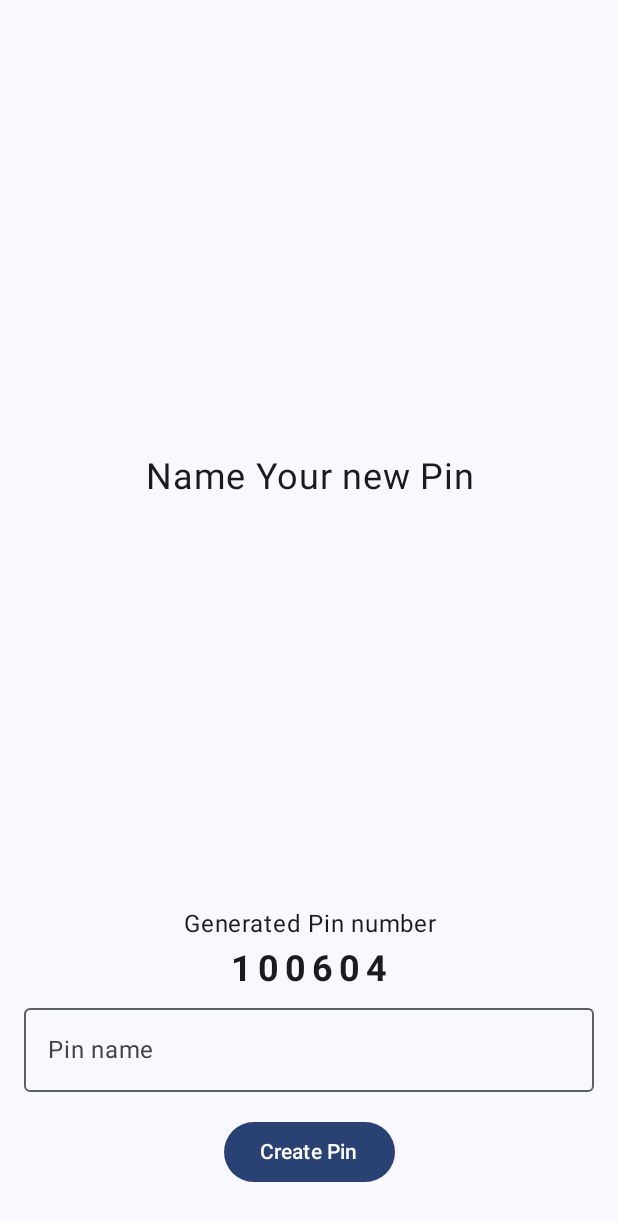
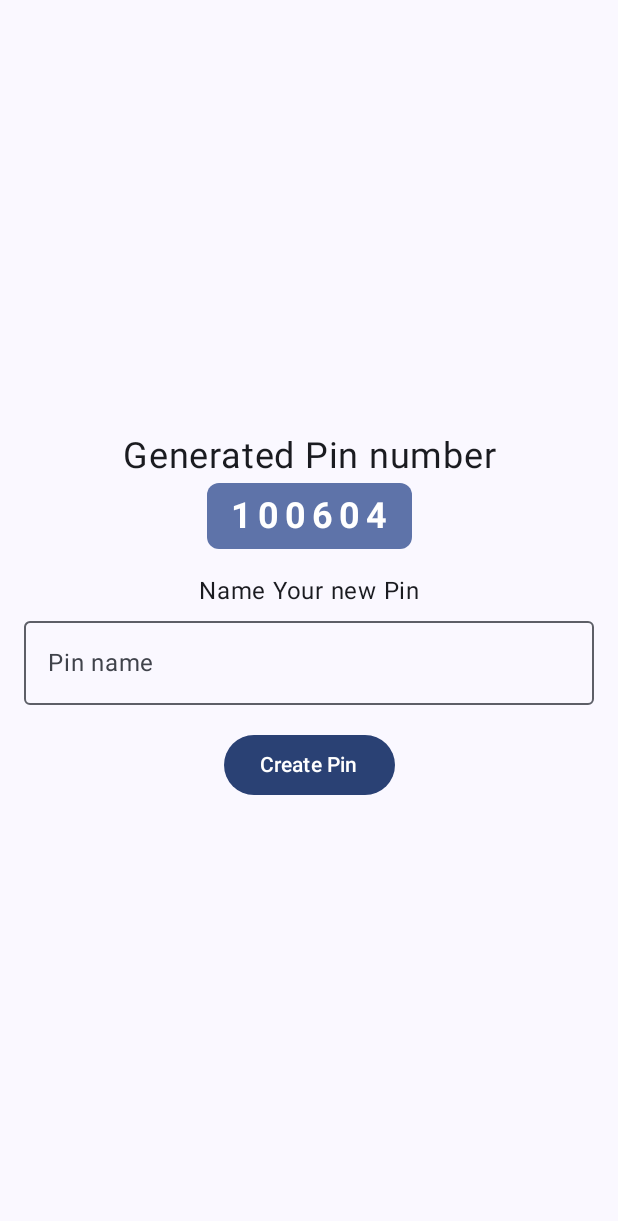
Before and after one commit to GulderBone/Unpintrested, an Android app built with Jetpack Compose: the AddPin screen opened through its navigation route, on a phone screen of 412 x 824 dp. Shown: the top 1221 px of the screen. Run offline under Robolectric (Android 15) with nearby library versions, the phone set to English and light mode, and no system bars; our stand-ins replace Dagger/Hilt's generated code.

Commit message:
ux and extracted strings

```diff
--- a/pin/presentation/src/main/java/com/gulderbone/pin/presentation/feature/addpin/AddPinScreen.kt
+++ b/pin/presentation/src/main/java/com/gulderbone/pin/presentation/feature/addpin/AddPinScreen.kt
@@ -1,6 +1,7 @@
 package com.gulderbone.pin.presentation.feature.addpin
 
 import android.widget.Toast
+import androidx.compose.foundation.background
 import androidx.compose.foundation.layout.Arrangement
 import androidx.compose.foundation.layout.Box
 import androidx.compose.foundation.layout.Column
@@ -8,29 +9,42 @@ import androidx.compose.foundation.layout.Spacer
 import androidx.compose.foundation.layout.fillMaxWidth
 import androidx.compose.foundation.layout.height
 import androidx.compose.foundation.layout.padding
+import androidx.compose.foundation.shape.RoundedCornerShape
+import androidx.compose.foundation.text.KeyboardActions
 import androidx.compose.foundation.text.KeyboardOptions
 import androidx.compose.material3.Button
+import androidx.compose.material3.MaterialTheme
 import androidx.compose.material3.OutlinedTextField
 import androidx.compose.material3.Text
 import androidx.compose.runtime.Composable
+import androidx.compose.runtime.LaunchedEffect
 import androidx.compose.runtime.getValue
 import androidx.compose.runtime.mutableLongStateOf
 import androidx.compose.runtime.mutableStateOf
+import androidx.compose.runtime.remember
 import androidx.compose.runtime.saveable.rememberSaveable
 import androidx.compose.runtime.setValue
 import androidx.compose.ui.Alignment
 import androidx.compose.ui.Modifier
+import androidx.compose.ui.focus.FocusRequester
+import androidx.compose.ui.focus.focusRequester
+import androidx.compose.ui.graphics.Color
 import androidx.compose.ui.platform.LocalContext
+import androidx.compose.ui.platform.LocalFocusManager
 import androidx.compose.ui.platform.LocalSoftwareKeyboardController
+import androidx.compose.ui.res.stringResource
 import androidx.compose.ui.text.font.FontWeight
+import androidx.compose.ui.text.input.ImeAction
 import androidx.compose.ui.text.input.KeyboardType
 import androidx.compose.ui.text.style.TextAlign
+import androidx.compose.ui.tooling.preview.Preview
 import androidx.compose.ui.unit.dp
 import androidx.compose.ui.unit.sp
 import androidx.hilt.navigation.compose.hiltViewModel
 import com.gulderbone.core.presentation.designsystem.ScreenThemePreviews
 import com.gulderbone.core.presentation.designsystem.UnpintrestedTheme
 import com.gulderbone.core.presentation.ui.ObserveAsEvents
+import com.gulderbone.pin.presentation.R
 
 @Composable
 fun AddPinScreenRoot(
@@ -70,56 +84,64 @@ private fun AddPinScreen(
     var pinName by rememberSaveable { mutableStateOf("") }
     val pinValue by rememberSaveable { mutableLongStateOf(state.pin) }
 
+    val focusRequester = remember { FocusRequester() }
+
+    LaunchedEffect(Unit) {
+        focusRequester.requestFocus()
+    }
+
     Column(
         modifier = Modifier
             .fillMaxWidth()
             .padding(horizontal = 16.dp, vertical = 32.dp),
         horizontalAlignment = Alignment.CenterHorizontally,
-        verticalArrangement = Arrangement.Bottom
-    ) {
-        Box(
-            modifier = Modifier.weight(1f),
-            contentAlignment = Alignment.Center
+        verticalArrangement = Arrangement.Center
     ) {
         Text(
-                text = "Name Your new Pin",
+            text = stringResource(R.string.generated_pin_number),
             fontSize = 24.sp,
             textAlign = TextAlign.Center,
         )
-        }
-        Column(
-            modifier = Modifier.fillMaxWidth(),
-            horizontalAlignment = Alignment.CenterHorizontally,
-        ) {
+
+        Spacer(modifier = Modifier.height(4.dp))
+
+        GeneratedPinUi(pinValue)
+
+        Spacer(modifier = Modifier.height(16.dp))
+
         Text(
-                text = "Generated Pin number",
+            text = stringResource(R.string.name_your_new_pin),
             fontSize = 16.sp,
             textAlign = TextAlign.Center,
         )
-            Spacer(modifier = Modifier.height(4.dp))
-            Text(
-                text = pinValue.toString(),
-                fontSize = 24.sp,
-                fontWeight = FontWeight.Bold,
-                letterSpacing = 4.sp,
-                textAlign = TextAlign.Center,
-            )
-        }
-        Spacer(modifier = Modifier.height(4.dp))
+
         OutlinedTextField(
-            modifier = Modifier.fillMaxWidth(),
+            modifier = Modifier
+                .fillMaxWidth()
+                .focusRequester(focusRequester),
             value = pinName,
             onValueChange = { pinName = it },
             singleLine = true,
-            label = { Text("Pin name") },
-            placeholder = { Text("My locker pin") },
+            label = { Text(stringResource(R.string.pin_name_label)) },
+            placeholder = { Text(stringResource(R.string.pin_name_placeholder)) },
             keyboardOptions = KeyboardOptions(
-                keyboardType = KeyboardType.Text
+                keyboardType = KeyboardType.Text,
+                imeAction = ImeAction.Done,
+            ),
+            keyboardActions = KeyboardActions(
+                onDone = {
+                    onAction(
+                        AddPinAction.OnAddPinClick(
+                            name = pinName,
+                            value = state.pin,
                         )
-
+                    )
+                }
+            )
         )
 
         Spacer(modifier = Modifier.height(16.dp))
+
         Button(
             onClick = {
                 onAction(
@@ -130,8 +152,29 @@ private fun AddPinScreen(
                 )
             }
         ) {
-            Text("Create Pin")
+            Text(stringResource(R.string.create_pin))
         }
+    }
+}
+
+@Composable
+private fun GeneratedPinUi(pinValue: Long) {
+    Box(
+        modifier = Modifier
+            .background(
+                color = MaterialTheme.colorScheme.primaryContainer,
+                shape = RoundedCornerShape(8.dp)
+            )
+            .padding(horizontal = 16.dp, vertical = 8.dp)
+    ) {
+        Text(
+            text = pinValue.toString(),
+            fontSize = 24.sp,
+            fontWeight = FontWeight.Bold,
+            letterSpacing = 4.sp,
+            textAlign = TextAlign.Center,
+            color = MaterialTheme.colorScheme.onPrimaryContainer,
+        )
     }
 }
 
--- a/pin/presentation/src/main/res/values/strings.xml
+++ b/pin/presentation/src/main/res/values/strings.xml
@@ -2,4 +2,9 @@
 <resources>
     <string name="pin_already_exists">Pin already exists</string>
     <string name="unknown_error">Unknown error</string>
+    <string name="generated_pin_number">Generated Pin number</string>
+    <string name="name_your_new_pin">Name Your new Pin</string>
+    <string name="pin_name_label">Pin name</string>
+    <string name="pin_name_placeholder">My locker pin</string>
+    <string name="create_pin">Create Pin</string>
 </resources>
```
Lines whose indentation alone changed are shown as unchanged.
